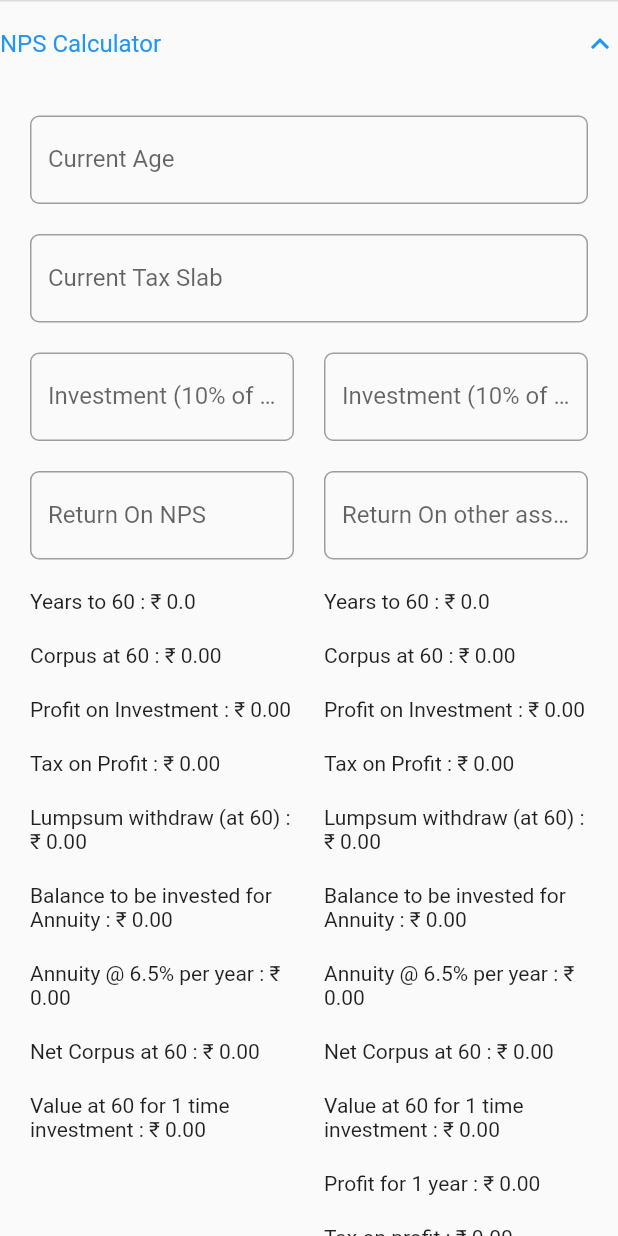
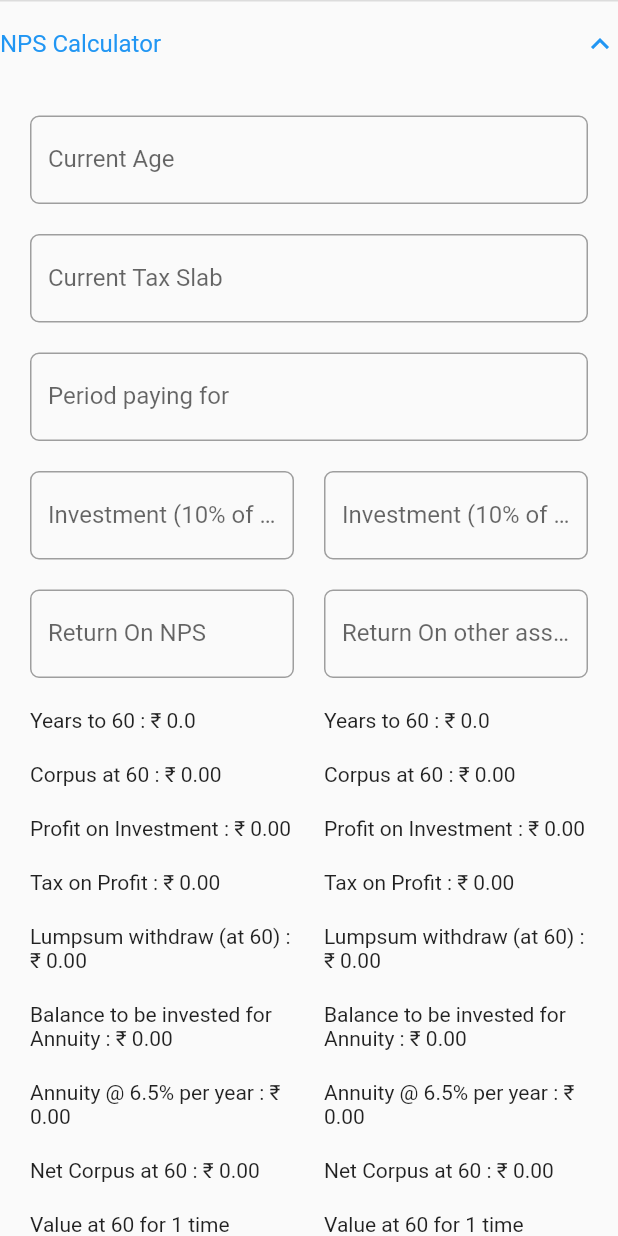
Before and after one commit to hkumawat2000/tax_demo, a Flutter app: the NPSCalculator widget shown alone on an empty page, opened directly, after a tap on "NPS Calculator", on a phone screen of 412 x 824 dp. Run offline on Flutter 3.47's test engine with Material 2 defaults, Android fonts, the phone set to English and light mode, and no system bars; our stand-ins replace firebase_core; accounts and stored records are empty.

Commit message:
Calculate the invested amout at 60 age on custom investment years

```diff
--- a/lib/nps_calculator.dart
+++ b/lib/nps_calculator.dart
@@ -12,10 +12,14 @@ class _NPSCalculatorState extends State<NPSCalculator> {
 
   TextEditingController currentAgeTextEditingController = TextEditingController();
   TextEditingController taxSlabTextEditingController = TextEditingController();
+  TextEditingController periodPayForTextEditingController = TextEditingController();
   TextEditingController investmentAmountTextEditingController = TextEditingController();
   TextEditingController investmentAssetAmountTextEditingController = TextEditingController();
   TextEditingController returnOnNPSTextEditingController = TextEditingController();
   TextEditingController returnOnAssetsTextEditingController = TextEditingController();
+
+
+  FocusNode ageFocusNode = FocusNode();
 
   double yearTo60NPS = 0;
   double yearTo60Asset = 0;
@@ -39,9 +43,23 @@ class _NPSCalculatorState extends State<NPSCalculator> {
   double taxOnProfitAsset = 0;
   double netReturnNSP = 0;
   double netReturnAsset = 0;
+  double periodPayForNSP = 0;
+  double periodPayForAsset = 0;
+  double valuePeriodPayForNSP = 0;
+  double valuePeriodPayForAsset = 0;
 
 
 
+  @override
+  void initState() {
+    ageFocusNode.addListener(() {
+      if(!ageFocusNode.hasFocus){
+        double getCurrentAge = getStringToDouble(currentAgeTextEditingController.text.trim());
+        periodPayForTextEditingController.text = (60 - getCurrentAge).toStringAsFixed(0);
+      }
+    });
+    super.initState();
+  }
 
 
   @override
@@ -56,6 +74,7 @@ class _NPSCalculatorState extends State<NPSCalculator> {
           const SizedBox(height: 20),
           TextField(
             controller: currentAgeTextEditingController,
+            focusNode: ageFocusNode,
             keyboardType: TextInputType.number,
             style: const TextStyle(color: Colors.black),
             onChanged: (val) => calculateNPSValues(),
@@ -86,6 +105,31 @@ class _NPSCalculatorState extends State<NPSCalculator> {
             onChanged: (val) => calculateNPSValues(),
             decoration: InputDecoration(
                 labelText: "Current Tax Slab",
+                counterText: "",
+                enabledBorder: OutlineInputBorder(
+                    borderRadius: BorderRadius.circular(6),
+                    borderSide: const BorderSide(color: Colors.grey)
+                ),
+                focusedBorder: OutlineInputBorder(
+                  borderRadius: BorderRadius.circular(6),
+                  borderSide: const BorderSide(color: Colors.grey),
+                ),
+                disabledBorder: OutlineInputBorder(
+                  borderRadius: BorderRadius.circular(6),
+                  borderSide: const BorderSide(color: Colors.grey),
+                ),
+                focusColor: Colors.grey
+            ),
+          ),
+
+          const SizedBox(height: 20),
+          TextField(
+            controller: periodPayForTextEditingController,
+            keyboardType: TextInputType.number,
+            style: const TextStyle(color: Colors.black),
+            onChanged: (val) => calculateNPSValues(),
+            decoration: InputDecoration(
+                labelText: "Period paying for",
                 counterText: "",
                 enabledBorder: OutlineInputBorder(
                     borderRadius: BorderRadius.circular(6),
@@ -302,6 +346,15 @@ class _NPSCalculatorState extends State<NPSCalculator> {
           const SizedBox(height: 20),
           Row(
             children: [
+              Expanded(child: Text("Value at 60 for $periodPayForNSP time investment : ₹ ${numberToString(valuePeriodPayForNSP.toStringAsFixed(2))}")),
+              const SizedBox(width: 20),
+              Expanded(child: Text("Value at 60 for $periodPayForAsset time investment : ₹ ${numberToString(valuePeriodPayForAsset.toStringAsFixed(2))}")),
+            ],
+          ),
+
+          const SizedBox(height: 20),
+          Row(
+            children: [
               const Expanded(child: Text("")),
               const SizedBox(width: 20),
               Expanded(child: Text("Profit for 1 year : ₹ ${numberToString(profitFor1YearAsset.toStringAsFixed(2))}")),
@@ -335,10 +388,13 @@ class _NPSCalculatorState extends State<NPSCalculator> {
 
     double getCurrentAge = getStringToDouble(currentAgeTextEditingController.text.trim());
     double getTaxSlab = getStringToDouble(taxSlabTextEditingController.text.trim());
+    periodPayForNSP = getStringToDouble(periodPayForTextEditingController.text.trim());
     double getInvNSP = getStringToDouble(investmentAmountTextEditingController.text.trim());
     double getInvAsset = getStringToDouble(investmentAssetAmountTextEditingController.text.trim());
     double getReturnOnNSP = getStringToDouble(returnOnNPSTextEditingController.text.trim());
     double getReturnOnAsset = getStringToDouble(returnOnAssetsTextEditingController.text.trim());
+
+    periodPayForAsset = periodPayForNSP;
 
     if(investmentAmountTextEditingController.text.isNotEmpty) {
       investmentAssetAmountTextEditingController.text = (getInvNSP * (100 - getStringToDouble(taxSlabTextEditingController.text.trim())) / 100).toStringAsFixed(0);
@@ -352,23 +408,33 @@ class _NPSCalculatorState extends State<NPSCalculator> {
     corpusAt60Asset = 0;
     valueAt60NPS = 0;
     valueAt60NPS += getInvNSP;
+    valuePeriodPayForNSP = 0;
     for(int i=0; i<yearTo60NPS; i++){
       if(i != 0){
         corpusAt60NPS += corpusAt60NPS * (getReturnOnNSP / 100);
+        valuePeriodPayForNSP += valuePeriodPayForNSP * (getReturnOnNSP / 100);
       }
       corpusAt60NPS += getInvNSP;
       valueAt60NPS += valueAt60NPS * (getReturnOnNSP / 100);
+      if(i < periodPayForNSP){
+        valuePeriodPayForNSP += getInvNSP;
+      }
     }
 
 
     valueAt60Asset = 0;
+    valuePeriodPayForAsset = 0;
     valueAt60Asset += getInvAsset;
     for(int i=0; i<yearTo60Asset; i++){
       if(i != 0){
         corpusAt60Asset += corpusAt60Asset * (getReturnOnAsset / 100);
+        valuePeriodPayForAsset += valuePeriodPayForAsset * (getReturnOnAsset / 100);
       }
       corpusAt60Asset += getInvAsset;
       valueAt60Asset += valueAt60Asset * (getReturnOnAsset / 100);
+      if(i < periodPayForAsset){
+        valuePeriodPayForAsset += getInvAsset;
+      }
     }
 
 
```
Also changed, not shown: firebase.json, 1 other file.
